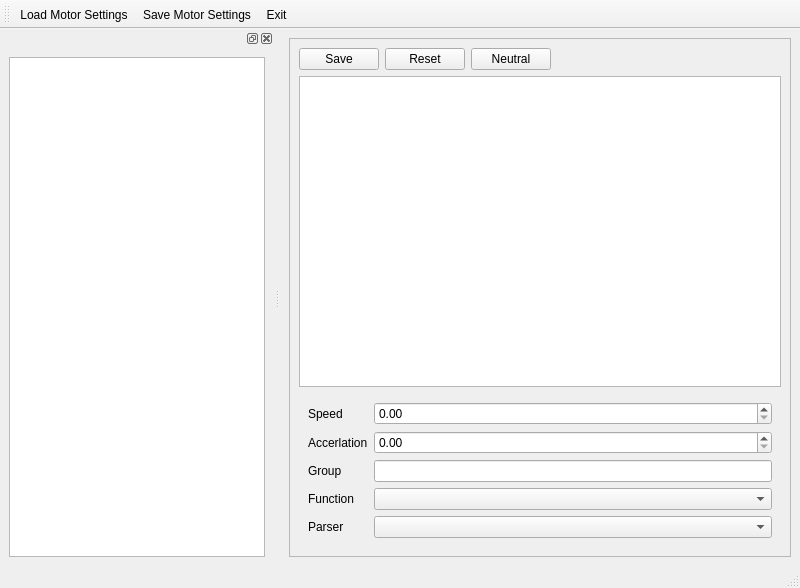
The window that ui/mainwindow.ui (wenwei-dev/motor-calibration) describes before a commit, drawn with Qt 5.
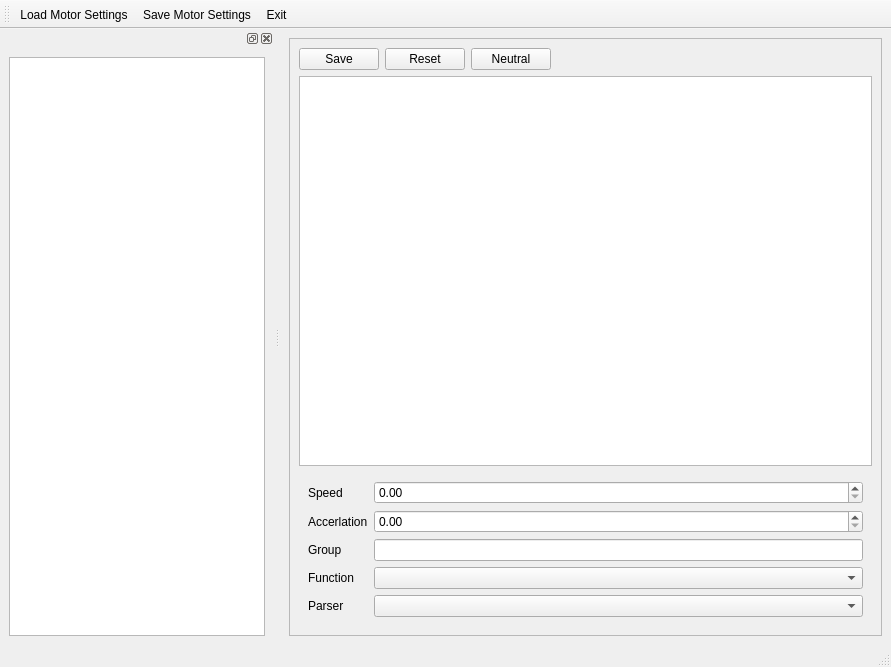
The same window after the commit. Icons and pictures are not drawn.

Diff of the .ui file:
```diff
--- a/ui/mainwindow.ui
+++ b/ui/mainwindow.ui
@@ -6,8 +6,8 @@
    <rect>
     <x>0</x>
     <y>0</y>
-    <width>800</width>
-    <height>588</height>
+    <width>891</width>
+    <height>667</height>
    </rect>
   </property>
   <property name="windowTitle">
@@ -71,7 +71,7 @@
         </layout>
        </item>
        <item>
-        <widget class="QTableView" name="tableView">
+        <widget class="QTableWidget" name="tableWidget">
          <property name="lineWidth">
           <number>0</number>
          </property>
@@ -87,6 +87,12 @@
          <property name="sortingEnabled">
           <bool>true</bool>
          </property>
+         <attribute name="horizontalHeaderVisible">
+          <bool>false</bool>
+         </attribute>
+         <attribute name="verticalHeaderVisible">
+          <bool>false</bool>
+         </attribute>
         </widget>
        </item>
        <item>
```
